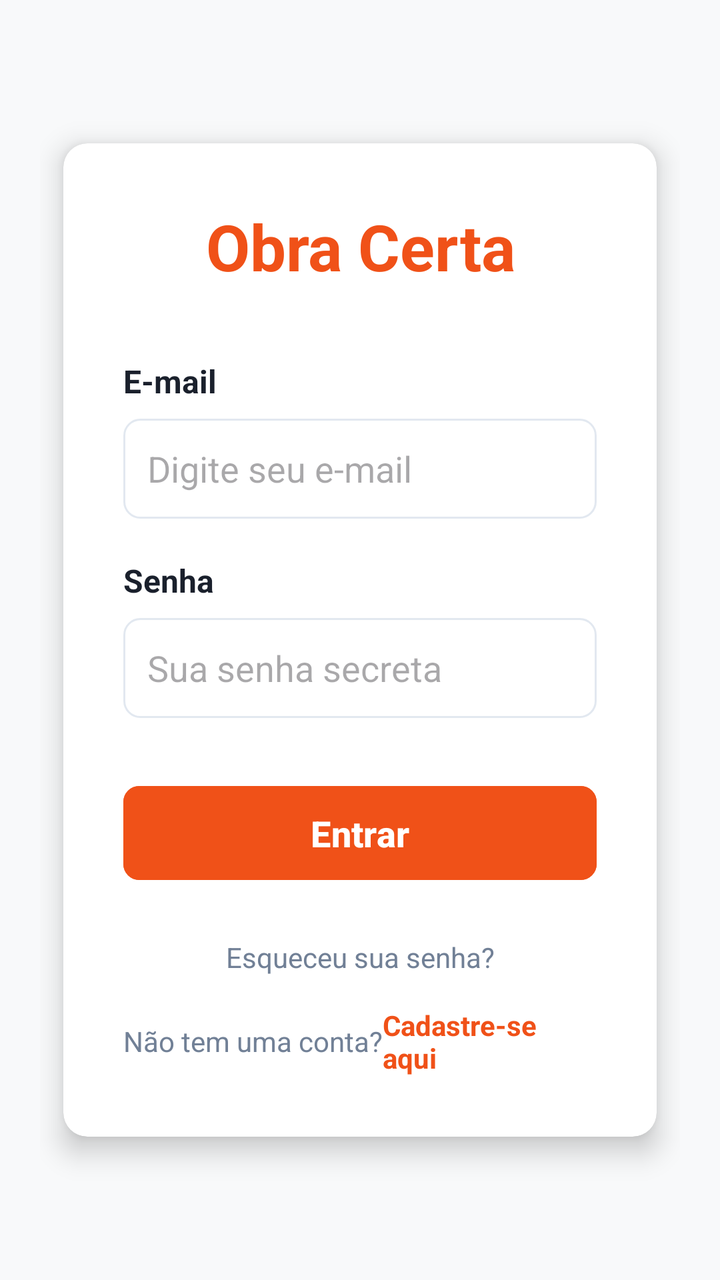
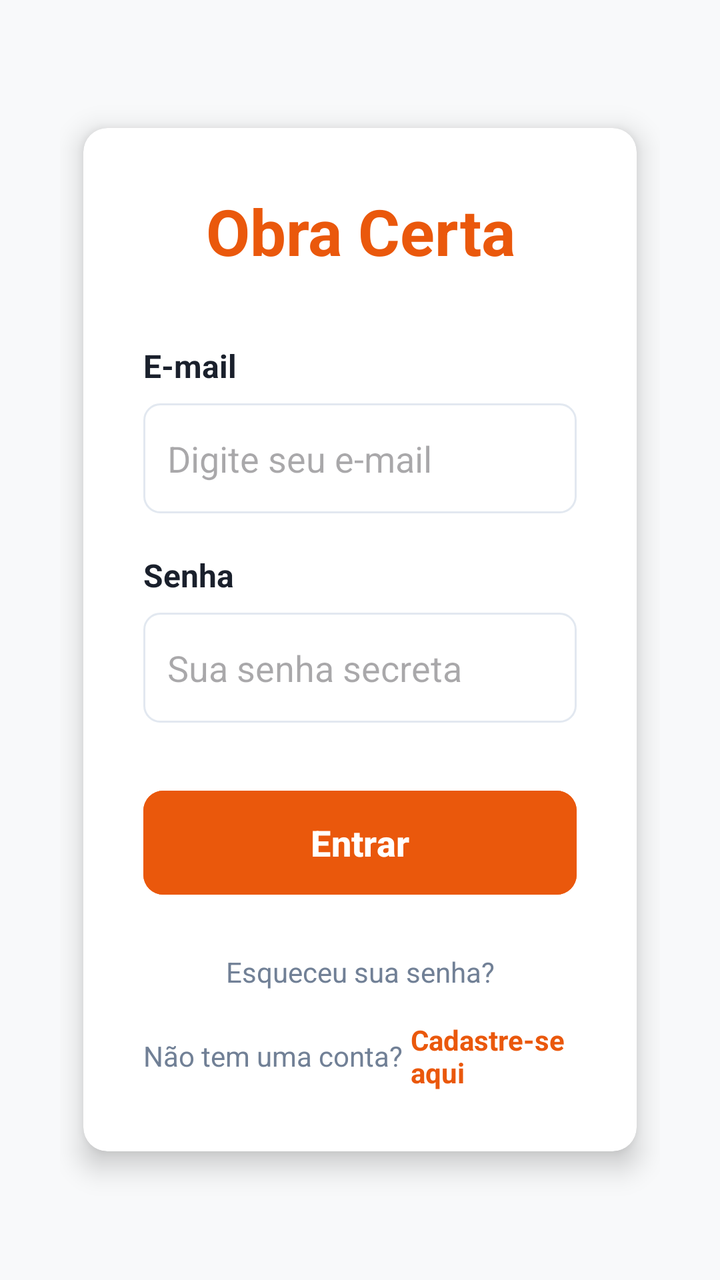

An Android layout rendered at two revisions. The XML below is the earlier revision; the diff shows what the commit changed to produce the second picture.
<!-- AndroidManifest.xml: application theme Theme.ObraCertaAndroid -->
<!-- res/layout/activity_login.xml -->
<?xml version="1.0" encoding="utf-8"?>
<LinearLayout xmlns:android="http://schemas.android.com/apk/res/android"
    xmlns:app="http://schemas.android.com/apk/res-auto"
    android:id="@+id/main"
    android:layout_width="match_parent"
    android:layout_height="match_parent"
    android:background="#F8F9FA"
    android:gravity="center"
    android:padding="20dp"
    android:orientation="vertical">

    <androidx.cardview.widget.CardView
        android:layout_width="match_parent"
        android:layout_height="wrap_content"
        app:cardCornerRadius="12dp"
        app:cardElevation="8dp"
        app:cardBackgroundColor="@color/white"
        app:cardUseCompatPadding="true">

        <LinearLayout
            android:layout_width="match_parent"
            android:layout_height="wrap_content"
            android:orientation="vertical"
            android:padding="30dp">

            <TextView
                android:id="@+id/tvTituloApp"
                android:layout_width="match_parent"
                android:layout_height="wrap_content"
                android:text="@string/titulo_app"
                android:textColor="@color/laranja_principal"
                android:textSize="32sp"
                android:textStyle="bold"
                android:gravity="center"
                android:layout_marginBottom="35dp"/>

            <TextView
                android:id="@+id/tvLabelEmail"
                android:layout_width="match_parent"
                android:layout_height="wrap_content"
                android:text="@string/label_email"
                android:textStyle="bold"
                android:textColor="#1A202C"
                android:textSize="16sp"
                android:labelFor="@+id/etEmail"/>

            <EditText
                android:id="@+id/etEmail"
                android:layout_width="match_parent"
                android:layout_height="50dp"
                android:hint="@string/dica_email"
                android:inputType="textEmailAddress"
                android:autofillHints="email"
                android:background="@drawable/bg_input_borda"
                android:padding="12dp"
                android:layout_marginTop="8dp"
                android:layout_marginBottom="20dp" />

            <TextView
                android:id="@+id/tvLabelSenha"
                android:layout_width="match_parent"
                android:layout_height="wrap_content"
                android:text="@string/label_senha"
                android:textStyle="bold"
                android:textColor="#1A202C"
                android:textSize="16sp"
                android:labelFor="@+id/etSenha"/>

            <EditText
                android:id="@+id/etSenha"
                android:layout_width="match_parent"
                android:layout_height="50dp"
                android:hint="@string/dica_senha"
                android:inputType="textPassword"
                android:autofillHints="password"
                android:background="@drawable/bg_input_borda"
                android:padding="12dp"
                android:layout_marginTop="8dp"
                android:layout_marginBottom="30dp" />

            <Button
                android:id="@+id/btnEntrar"
                android:layout_width="match_parent"
                android:layout_height="55dp"
                android:text="@string/btn_entrar"
                android:textStyle="bold"
                android:textSize="18sp"
                android:textColor="@color/white"
                android:backgroundTint="@color/laranja_principal"
                app:cornerRadius="8dp"
                android:layout_marginBottom="25dp" />

            <TextView
                android:id="@+id/tvEsqueceuSenha"
                android:layout_width="match_parent"
                android:layout_height="wrap_content"
                android:text="@string/esqueceu_senha"
                android:textColor="#718096"
                android:textSize="14sp"
                android:gravity="center"
                android:layout_marginBottom="15dp"/>

            <LinearLayout
                android:layout_width="match_parent"
                android:layout_height="wrap_content"
                android:orientation="horizontal"
                android:baselineAligned="false"
                android:gravity="center">

                <TextView
                    android:layout_width="wrap_content"
                    android:layout_height="wrap_content"
                    android:text="@string/nao_tem_conta"
                    android:textColor="#718096"
                    android:textSize="14sp" />

                <TextView
                    android:id="@+id/tvCadastreSe"
                    android:layout_width="wrap_content"
                    android:layout_height="wrap_content"
                    android:text="@string/cadastre_se"
                    android:textColor="@color/laranja_principal"
                    android:textStyle="bold"
                    android:textSize="14sp" />
            </LinearLayout>

        </LinearLayout>
    </androidx.cardview.widget.CardView>
</LinearLayout>
<!-- resources referenced by this layout -->
<resources>
  <color name="laranja_principal">#F05118</color>
  <color name="white">#FFFFFFFF</color>
  <!-- drawable bg_input_borda (drawable) -->
  <?xml version="1.0" encoding="utf-8"?>
  <shape xmlns:android="http://schemas.android.com/apk/res/android">
      
      <solid android:color="@color/white" />
      
      <stroke android:width="1dp" android:color="#E2E8F0" />
      
      <corners android:radius="8dp" />
  </shape>
  <string name="btn_entrar">Entrar</string>
  <string name="cadastre_se">Cadastre-se aqui</string>
  <string name="dica_email">Digite seu e-mail</string>
  <string name="dica_senha">Sua senha secreta</string>
  <string name="esqueceu_senha">Esqueceu sua senha?</string>
  <string name="label_email">E-mail</string>
  <string name="label_senha">Senha</string>
  <string name="nao_tem_conta">Não tem uma conta? </string>
  <string name="titulo_app">Obra Certa</string>
  <style name="Theme.ObraCertaAndroid" parent="Base.Theme.ObraCertaAndroid" />
  <style name="Base.Theme.ObraCertaAndroid" parent="Theme.Material3.Light.NoActionBar">
          
          
      </style>
</resources>

<!-- the commit's change to res/layout/activity_login.xml (unified diff, before → after) -->
@@ -4,126 +4,147 @@
     android:id="@+id/main"
     android:layout_width="match_parent"
     android:layout_height="match_parent"
-    android:background="#F8F9FA"
-    android:gravity="center"
-    android:padding="20dp"
+    android:background="#EA580C"
     android:orientation="vertical">
 
-    <androidx.cardview.widget.CardView
+    <LinearLayout
         android:layout_width="match_parent"
-        android:layout_height="wrap_content"
-        app:cardCornerRadius="12dp"
-        app:cardElevation="8dp"
-        app:cardBackgroundColor="@color/white"
-        app:cardUseCompatPadding="true">
+        android:layout_height="match_parent"
+        android:background="#F8F9FA"
+        android:orientation="vertical"
+        android:padding="30dp">
 
-        <LinearLayout
+        <ScrollView
             android:layout_width="match_parent"
-            android:layout_height="wrap_content"
-            android:orientation="vertical"
-            android:padding="30dp">
-
-            <TextView
-                android:id="@+id/tvTituloApp"
-                android:layout_width="match_parent"
-                android:layout_height="wrap_content"
-                android:text="@string/titulo_app"
-                android:textColor="@color/laranja_principal"
-                android:textSize="32sp"
-                android:textStyle="bold"
-                android:gravity="center"
-                android:layout_marginBottom="35dp"/>
-
-            <TextView
-                android:id="@+id/tvLabelEmail"
-                android:layout_width="match_parent"
-                android:layout_height="wrap_content"
-                android:text="@string/label_email"
-                android:textStyle="bold"
-                android:textColor="#1A202C"
-                android:textSize="16sp"
-                android:labelFor="@+id/etEmail"/>
-
-            <EditText
-                android:id="@+id/etEmail"
-                android:layout_width="match_parent"
-                android:layout_height="50dp"
-                android:hint="@string/dica_email"
-                android:inputType="textEmailAddress"
-                android:autofillHints="email"
-                android:background="@drawable/bg_input_borda"
-                android:padding="12dp"
-                android:layout_marginTop="8dp"
-                android:layout_marginBottom="20dp" />
-
-            <TextView
-                android:id="@+id/tvLabelSenha"
-                android:layout_width="match_parent"
-                android:layout_height="wrap_content"
-                android:text="@string/label_senha"
-                android:textStyle="bold"
-                android:textColor="#1A202C"
-                android:textSize="16sp"
-                android:labelFor="@+id/etSenha"/>
-
-            <EditText
-                android:id="@+id/etSenha"
-                android:layout_width="match_parent"
-                android:layout_height="50dp"
-                android:hint="@string/dica_senha"
-                android:inputType="textPassword"
-                android:autofillHints="password"
-                android:background="@drawable/bg_input_borda"
-                android:padding="12dp"
-                android:layout_marginTop="8dp"
-                android:layout_marginBottom="30dp" />
-
-            <Button
-                android:id="@+id/btnEntrar"
-                android:layout_width="match_parent"
-                android:layout_height="55dp"
-                android:text="@string/btn_entrar"
-                android:textStyle="bold"
-                android:textSize="18sp"
-                android:textColor="@color/white"
-                android:backgroundTint="@color/laranja_principal"
-                app:cornerRadius="8dp"
-                android:layout_marginBottom="25dp" />
-
-            <TextView
-                android:id="@+id/tvEsqueceuSenha"
-                android:layout_width="match_parent"
-                android:layout_height="wrap_content"
-                android:text="@string/esqueceu_senha"
-                android:textColor="#718096"
-                android:textSize="14sp"
-                android:gravity="center"
-                android:layout_marginBottom="15dp"/>
+            android:layout_height="match_parent"
+            android:fillViewport="true"
+            android:scrollbars="none">
 
             <LinearLayout
                 android:layout_width="match_parent"
                 android:layout_height="wrap_content"
-                android:orientation="horizontal"
-                android:baselineAligned="false"
-                android:gravity="center">
+                android:gravity="center"
+                android:orientation="vertical">
 
-                <TextView
-                    android:layout_width="wrap_content"
+                <androidx.cardview.widget.CardView
+                    android:layout_width="match_parent"
                     android:layout_height="wrap_content"
-                    android:text="@string/nao_tem_conta"
-                    android:textColor="#718096"
-                    android:textSize="14sp" />
+                    app:cardCornerRadius="12dp"
+                    app:cardElevation="8dp"
+                    app:cardBackgroundColor="@color/white"
+                    app:cardUseCompatPadding="true">
 
-                <TextView
-                    android:id="@+id/tvCadastreSe"
-                    android:layout_width="wrap_content"
-                    android:layout_height="wrap_content"
-                    android:text="@string/cadastre_se"
-                    android:textColor="@color/laranja_principal"
-                    android:textStyle="bold"
-                    android:textSize="14sp" />
+                    <LinearLayout
+                        android:layout_width="match_parent"
+                        android:layout_height="wrap_content"
+                        android:orientation="vertical"
+                        android:padding="30dp">
+
+                        <TextView
+                            android:id="@+id/tvTituloApp"
+                            android:layout_width="match_parent"
+                            android:layout_height="wrap_content"
+                            android:text="@string/titulo_app"
+                            android:textColor="#EA580C"
+                            android:textSize="32sp"
+                            android:textStyle="bold"
+                            android:gravity="center"
+                            android:layout_marginBottom="35dp"/>
+
+                        <TextView
+                            android:id="@+id/tvLabelEmail"
+                            android:layout_width="match_parent"
+                            android:layout_height="wrap_content"
+                            android:text="@string/label_email"
+                            android:textStyle="bold"
+                            android:textColor="#1A202C"
+                            android:textSize="16sp"
+                            android:labelFor="@+id/etEmail"/>
+
+                        <EditText
+                            android:id="@+id/etEmail"
+                            android:layout_width="match_parent"
+                            android:layout_height="55dp"
+                            android:hint="@string/dica_email"
+                            android:inputType="textEmailAddress"
+                            android:autofillHints="email"
+                            android:background="@drawable/bg_input_borda"
+                            android:padding="12dp"
+                            android:layout_marginTop="8dp"
+                            android:layout_marginBottom="20dp" />
+
+                        <TextView
+                            android:id="@+id/tvLabelSenha"
+                            android:layout_width="match_parent"
+                            android:layout_height="wrap_content"
+                            android:text="@string/label_senha"
+                            android:textStyle="bold"
+                            android:textColor="#1A202C"
+                            android:textSize="16sp"
+                            android:labelFor="@+id/etSenha"/>
+
+                        <EditText
+                            android:id="@+id/etSenha"
+                            android:layout_width="match_parent"
+                            android:layout_height="55dp"
+                            android:hint="@string/dica_senha"
+                            android:inputType="textPassword"
+                            android:autofillHints="password"
+                            android:background="@drawable/bg_input_borda"
+                            android:padding="12dp"
+                            android:layout_marginTop="8dp"
+                            android:layout_marginBottom="30dp" />
+
+                        <Button
+                            android:id="@+id/btnEntrar"
+                            android:layout_width="match_parent"
+                            android:layout_height="60dp"
+                            android:text="@string/btn_entrar"
+                            android:textStyle="bold"
+                            android:textSize="18sp"
+                            android:textColor="@color/white"
+                            android:backgroundTint="#EA580C"
+                            app:cornerRadius="10dp"
+                            android:layout_marginBottom="25dp" />
+
+                        <TextView
+                            android:id="@+id/tvEsqueceuSenha"
+                            android:layout_width="match_parent"
+                            android:layout_height="wrap_content"
+                            android:text="@string/esqueceu_senha"
+                            android:textColor="#718096"
+                            android:textSize="14sp"
+                            android:gravity="center"
+                            android:layout_marginBottom="15dp"/>
+
+                        <LinearLayout
+                            android:layout_width="match_parent"
+                            android:layout_height="wrap_content"
+                            android:orientation="horizontal"
+                            android:baselineAligned="false"
+                            android:gravity="center">
+
+                            <TextView
+                                android:layout_width="wrap_content"
+                                android:layout_height="wrap_content"
+                                android:text="@string/nao_tem_conta"
+                                android:textColor="#718096"
+                                android:textSize="14sp" />
+
+                            <TextView
+                                android:id="@+id/tvCadastreSe"
+                                android:layout_width="wrap_content"
+                                android:layout_height="wrap_content"
+                                android:text="@string/cadastre_se"
+                                android:textColor="#EA580C"
+                                android:textStyle="bold"
+                                android:textSize="14sp"
+                                android:layout_marginStart="4dp"/>
+                        </LinearLayout>
+
+                    </LinearLayout>
+                </androidx.cardview.widget.CardView>
             </LinearLayout>
-
-        </LinearLayout>
-    </androidx.cardview.widget.CardView>
+        </ScrollView>
+    </LinearLayout>
 </LinearLayout>
<!-- resource entries referenced after the edit -->
@@ -1,6 +1,5 @@
 <!-- resources referenced by this layout -->
 <resources>
-  <color name="laranja_principal">#F05118</color>
   <color name="white">#FFFFFFFF</color>
   <!-- drawable bg_input_borda (drawable) -->
   <?xml version="1.0" encoding="utf-8"?>
